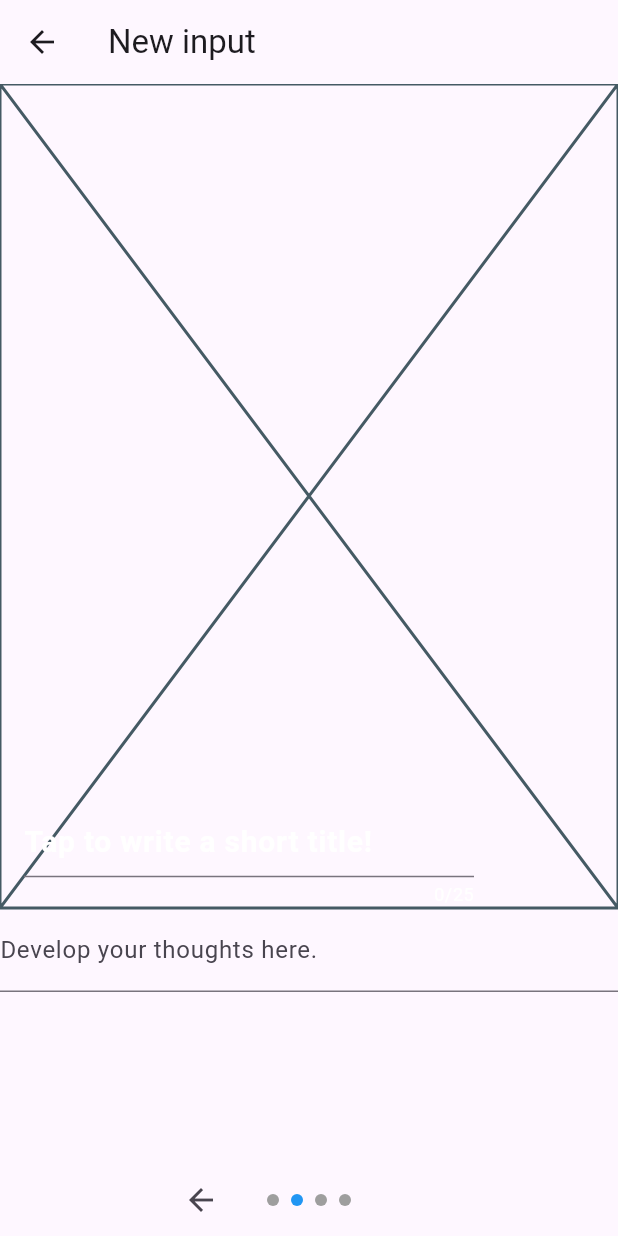
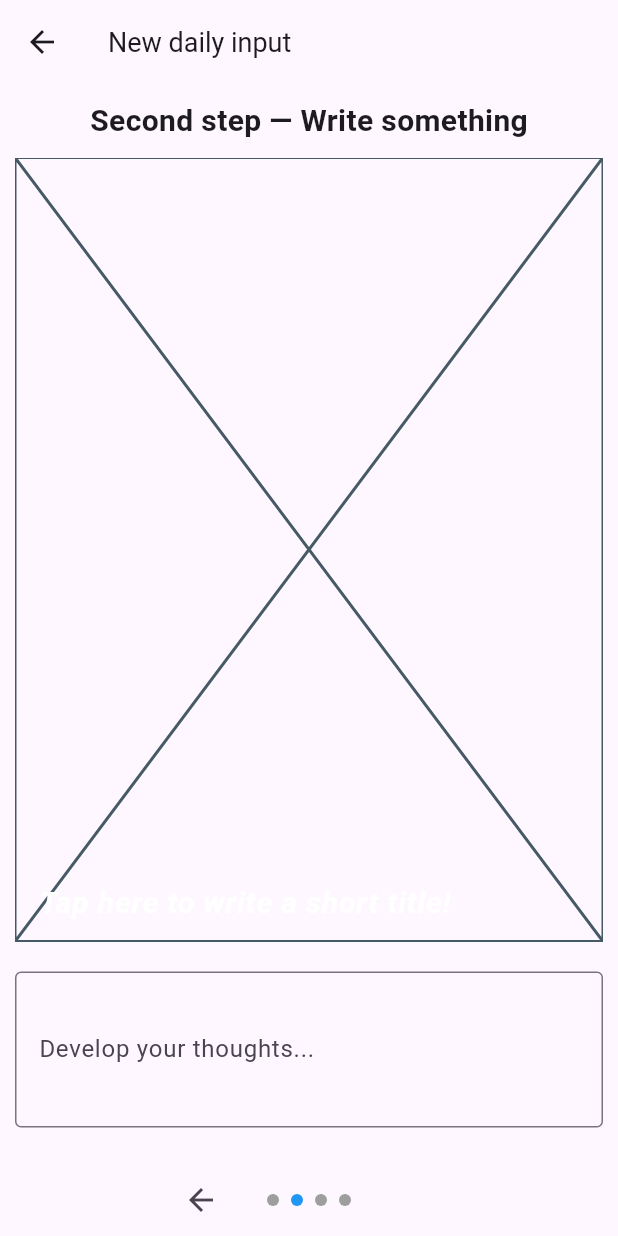
Before and after one commit to ju-rouaux/Highlight, a Flutter app: the FormRoot screen opened directly, swiped to page 2, on a phone screen of 412 x 824 dp. Run offline on Flutter 3.47's test engine with Material 3 defaults, Android fonts, the phone set to English and light mode, and no system bars; our stand-ins replace dotted_border, image_picker, sqflite, table_calendar; accounts and stored records are empty.

Commit message:
Prettier form

```diff
--- a/lib/form_comment.dart
+++ b/lib/form_comment.dart
@@ -8,12 +8,24 @@ class FormComment extends StatelessWidget {
 
   @override
   Widget build(BuildContext context) {
-    TextEditingController titleController = TextEditingController(text: Provider.of<NewEntry>(context, listen: false).title);
-    TextEditingController descriptionController = TextEditingController(text: Provider.of<NewEntry>(context, listen: false).description);
+    TextEditingController titleController = TextEditingController(
+        text: Provider.of<NewEntry>(context, listen: false).title);
+    TextEditingController descriptionController = TextEditingController(
+        text: Provider.of<NewEntry>(context, listen: false).description);
 
-    return SingleChildScrollView(
+    return Padding(
+      padding: EdgeInsets.all(10),
+      child: SingleChildScrollView(
         child: Column(
           children: [
+            Text(
+              "Second step — Write something",
+              style: TextStyle(
+                  color: Theme.of(context).colorScheme.onBackground,
+                  fontSize: 20,
+                  fontWeight: FontWeight.w600),
+            ),
+            SizedBox(height: 10),
             AspectRatio(
               aspectRatio: 3 / 4,
               child: Stack(
@@ -29,7 +41,7 @@ class FormComment extends StatelessWidget {
 
                   // Text field
                   Positioned(
-                  bottom: 0.5,
+                    bottom: -18,
                     left: 16.0,
                     child: Container(
                       color: Colors.transparent,
@@ -52,14 +64,18 @@ class FormComment extends StatelessWidget {
 
                           // Field style
                           decoration: InputDecoration(
-                            hintText: "Tap to write a short title!",
+                              border: InputBorder.none,
+                              hintText: "Tap here to write a short title!",
                               hintStyle: TextStyle(
-                              color:
-                                  Colors.white, // Change text color as needed
+                                  color: Colors
+                                      .white, // Change text color as needed
                                   fontSize: 20.0,
                                   fontWeight: FontWeight.bold,
-                            ),
-                            counterStyle: TextStyle(color: Colors.white)),
+                                  fontStyle: FontStyle.italic),
+                              counterStyle: TextStyle(
+                                color: Colors
+                                    .transparent, // Change text color as needed
+                              )),
                         ),
                       ),
                     ),
@@ -67,18 +83,24 @@ class FormComment extends StatelessWidget {
                 ],
               ),
             ),
+            SizedBox(height: 20),
+
+            // Larger text field
             TextField(
               controller: descriptionController,
+              maxLines: 3,
               onChanged: (value) {
                 Provider.of<NewEntry>(context, listen: false)
                     .updateDescription(value);
               },
               decoration: const InputDecoration(
-              labelText: 'Develop your thoughts here.',
+                labelText: "Develop your thoughts...",
+                border: OutlineInputBorder(),
               ),
             ),
           ],
         ),
+      ),
     );
   }
 }
--- a/lib/form_root.dart
+++ b/lib/form_root.dart
@@ -32,7 +32,10 @@ class _FormRootState extends State<FormRoot> {
   Widget build(BuildContext context) {
     return Scaffold(
       appBar: AppBar(
-        title: const Text("New input"),
+        title: const Text(
+          "New daily input",
+          style: TextStyle(fontSize: 18),
+        ),
       ),
       body: Column(
         children: [
@@ -46,7 +49,8 @@ class _FormRootState extends State<FormRoot> {
                     _currentPage = page;
                   });
                 },
-                physics: _imageAdded ? null : const NeverScrollableScrollPhysics(),
+                physics:
+                    _imageAdded ? null : const NeverScrollableScrollPhysics(),
                 children: [
                   FormPicture(
                       onImageAdded: () => setState(() {
```
Also changed, not shown: lib/form_mood.dart (+27 -9 lines), lib/form_picture.dart (+34 -8 lines), lib/form_validation.dart (+14 -2 lines). Lines whose indentation alone changed are shown as unchanged.
